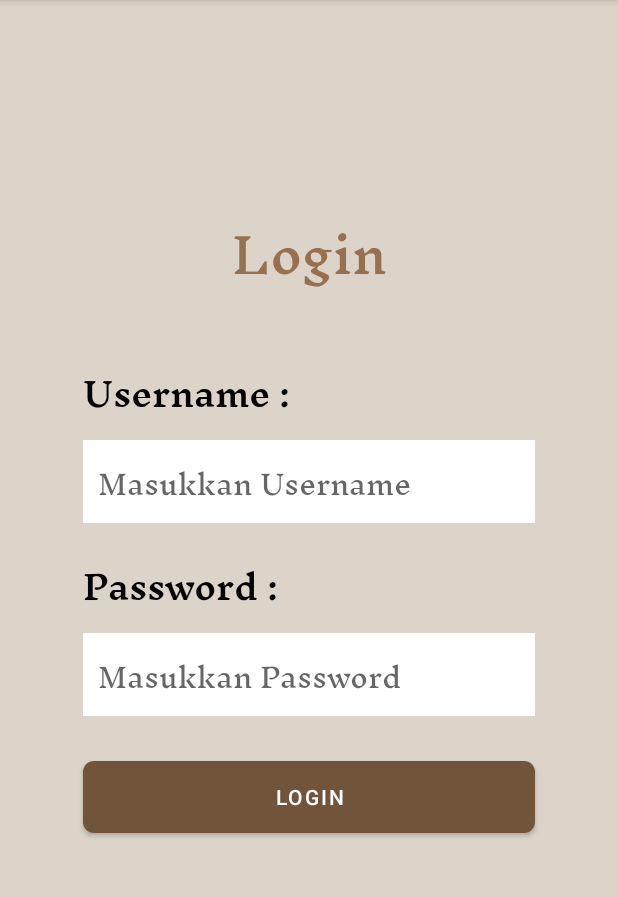
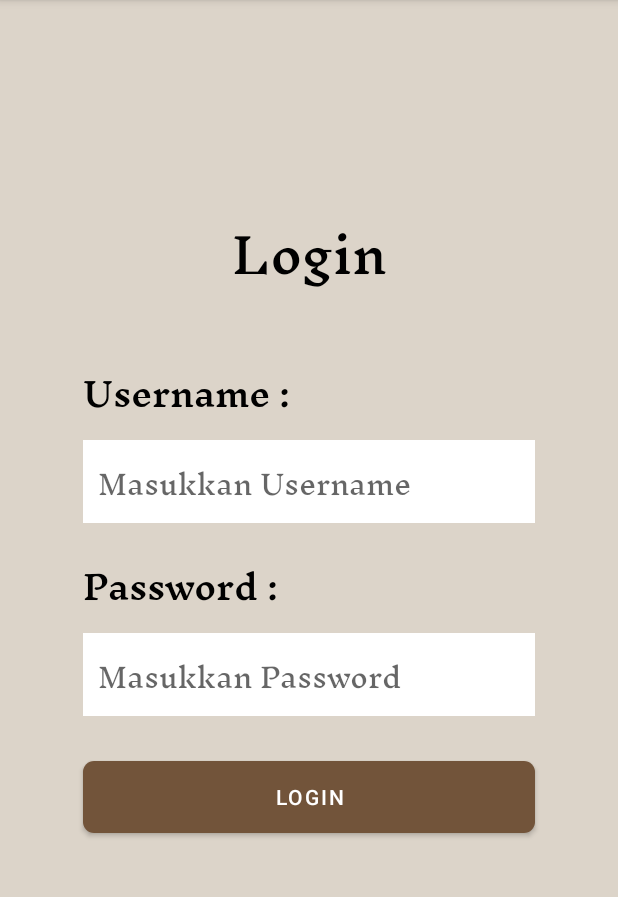
Before and after one commit to CateLink/CateLink-App, an Android app: the screen it shows after launch (LoginActivity), after a tap on an icon or button, on a phone screen of 412 x 824 dp, the part 84-981 px from its top. Run offline under Robolectric (Android 15) with nearby library versions, the phone set to English and light mode, and no system bars.

Commit message:
CateLink Update

```diff
--- a/app/src/main/java/id/kharisma/studio/catelink/MainActivity.java
+++ b/app/src/main/java/id/kharisma/studio/catelink/MainActivity.java
@@ -10,7 +10,7 @@ import android.view.View;
 
 public class MainActivity extends AppCompatActivity {
 
-    CardView cardLogin, cardSignup;
+    CardView card_Login, card_Signup;
 
     @Override
     protected void onCreate(Bundle savedInstanceState) {
@@ -23,12 +23,12 @@ public class MainActivity extends AppCompatActivity {
 
         // Mengganti warna status bar di spesifik activity end
 
-        cardLogin = findViewById(R.id.cardLogin);
-        cardSignup = findViewById(R.id.cardSignup);
+        card_Login = findViewById(R.id.cardLogin);
+        card_Signup = findViewById(R.id.cardSignup);
 
         // Menghubungkan ke login activity start
 
-        cardLogin.setOnClickListener(new View.OnClickListener() {
+        card_Login.setOnClickListener(new View.OnClickListener() {
             @Override
             public void onClick(View v) {
                 Intent intent = new Intent(MainActivity.this, LoginActivity.class);
@@ -41,7 +41,7 @@ public class MainActivity extends AppCompatActivity {
 
         // Menghubungkan ke signup activity start
 
-        cardSignup.setOnClickListener(new View.OnClickListener() {
+        card_Signup.setOnClickListener(new View.OnClickListener() {
             @Override
             public void onClick(View v) {
                 Intent intent = new Intent(MainActivity.this, SignupActivity.class);
--- a/app/src/main/res/layout/activity_login.xml
+++ b/app/src/main/res/layout/activity_login.xml
@@ -15,7 +15,7 @@
         android:layout_marginTop="120dp"
         android:gravity="center"
         android:text="Login"
-        android:textColor="@color/palebrownbtn"
+        android:textColor="@color/black"
         android:fontFamily="@font/inknutantiqua_medium"
         android:textSize="32sp" />
 
```
Also changed, not shown: app/src/main/java/id/kharisma/studio/catelink/SignupActivity.java (+32 -0 lines), app/src/main/res/layout/activity_signup.xml (+5 -5 lines).
